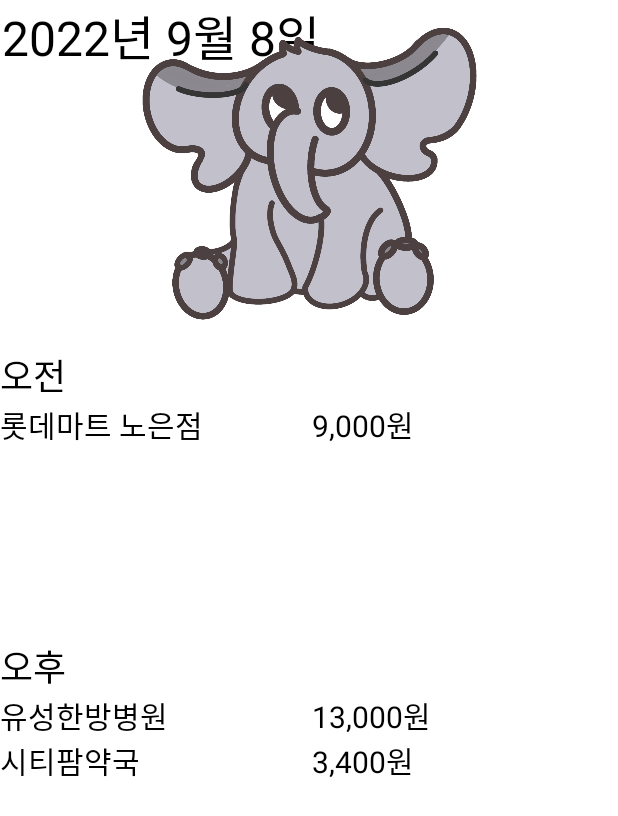
After one commit to MemoryAfterService/memory-after-service, an Android app: the SingleDataActivity screen opened directly, with no data from a screen before it, on a phone screen of 412 x 824 dp. The commit adds this screen. Shown: the top 816 px of the screen. Run offline under Robolectric (Android 15) with nearby library versions, the phone set to English and light mode, and no system bars; 3 statements that could not run were skipped.

```diff
--- a/FE/MemoryAfterService/app/src/main/AndroidManifest.xml
+++ b/FE/MemoryAfterService/app/src/main/AndroidManifest.xml
@@ -1,7 +1,7 @@
 <?xml version="1.0" encoding="utf-8"?>
 <manifest xmlns:android="http://schemas.android.com/apk/res/android"
     xmlns:tools="http://schemas.android.com/tools"
-    package="com.example.memoryafterservice" >
+    package="com.example.memoryafterservice">
 
     <application
         android:allowBackup="true"
@@ -12,7 +12,10 @@
         android:roundIcon="@mipmap/ic_launcher_round"
         android:supportsRtl="true"
         android:theme="@style/Theme.MemoryAfterService"
-        tools:targetApi="31" >
+        tools:targetApi="31">
+        <activity
+            android:name=".SingleDataActivity"
+            android:exported="false" />
         <activity
             android:name=".AnalysisActivity"
             android:exported="false" />
@@ -63,7 +66,7 @@
             android:label="Login" />
         <activity
             android:name=".MainActivity"
-            android:exported="true" >
+            android:exported="true">
             <intent-filter>
                 <action android:name="android.intent.action.MAIN" />
 
--- a/FE/MemoryAfterService/app/src/main/java/com/example/memoryafterservice/CalendarAdapter.java
+++ b/FE/MemoryAfterService/app/src/main/java/com/example/memoryafterservice/CalendarAdapter.java
@@ -2,23 +2,22 @@ package com.example.memoryafterservice;
 
 
 import android.graphics.Color;
-import android.icu.util.LocaleData;
-import android.os.Build;
 import android.view.LayoutInflater;
 import android.view.View;
 import android.view.ViewGroup;
 import android.widget.Toast;
 
 import androidx.annotation.NonNull;
-import androidx.annotation.RequiresApi;
 import androidx.recyclerview.widget.RecyclerView;
 
 import java.time.LocalDate;
 import java.util.ArrayList;
+import java.util.HashSet;
 
 public class CalendarAdapter extends RecyclerView.Adapter<CalendarViewHolder> {
 
     private final ArrayList<LocalDate> daysOfMonth;
+    private HashSet<LocalDate> pickedDate = new HashSet<LocalDate>();
 
     public CalendarAdapter(ArrayList<LocalDate> daysOfMonth) {
         this.daysOfMonth = daysOfMonth;
@@ -52,12 +51,20 @@ public class CalendarAdapter extends RecyclerView.Adapter<CalendarViewHolder> {
         holder.itemView.setOnClickListener(new View.OnClickListener() {
             @Override
             public void onClick(View view) {
-                int iYear = day.getYear();
-                int iMonth = day.getMonthValue();
-                int iDay = day.getDayOfMonth();
-
-                String yearMonDay = iYear + "년" + iMonth + "월" + iDay + "일";
-                Toast.makeText(holder.itemView.getContext(), yearMonDay, Toast.LENGTH_SHORT).show();
+                if (day != null) {
+                    if (pickedDate.size() < 2) {
+                        pickedDate.add(day);
+                    } else {
+                        pickedDate.clear();
+                        pickedDate.add(day);
+                    }
+                }
+//                int iYear = day.getYear();
+//                int iMonth = day.getMonthValue();
+//                int iDay = day.getDayOfMonth();
+//
+//                String yearMonDay = iYear + "년" + iMonth + "월" + iDay + "일";
+//                Toast.makeText(holder.itemView.getContext(), yearMonDay, Toast.LENGTH_SHORT).show();
             }
         });
     }
@@ -67,7 +74,7 @@ public class CalendarAdapter extends RecyclerView.Adapter<CalendarViewHolder> {
         return daysOfMonth.size();
     }
 
-    public interface OnItemListener {
-        void onItemClick(String dayText);
+    public HashSet<LocalDate> getPicked() {
+        return pickedDate;
     }
 }
--- a/FE/MemoryAfterService/app/src/main/java/com/example/memoryafterservice/CalendarFragment.java
+++ b/FE/MemoryAfterService/app/src/main/java/com/example/memoryafterservice/CalendarFragment.java
@@ -20,6 +20,7 @@ import java.time.LocalDate;
 import java.time.YearMonth;
 import java.time.format.DateTimeFormatter;
 import java.util.ArrayList;
+import java.util.HashSet;
 
 public class CalendarFragment extends Fragment {
     private TextView monthYearText;
@@ -28,6 +29,7 @@ public class CalendarFragment extends Fragment {
     private View view;
     private ImageButton back, forward;
     private Button next;
+    private CalendarAdapter calendarAdapter;
 
     public CalendarFragment() {
         // Required empty public constructor
@@ -48,7 +50,7 @@ public class CalendarFragment extends Fragment {
         monthYearText.setText(monthYearFromDate(CalendarUtil.selectedDate));
         ArrayList<LocalDate> daysInMonth = daysInMonthArray(CalendarUtil.selectedDate);
 
-        CalendarAdapter calendarAdapter = new CalendarAdapter(daysInMonth);
+        calendarAdapter = new CalendarAdapter(daysInMonth);
         RecyclerView.LayoutManager layoutManager = new GridLayoutManager(view.getContext(), 7);
         calendarRecyclerView.setLayoutManager(layoutManager);
         calendarRecyclerView.setAdapter(calendarAdapter);
@@ -92,19 +94,20 @@ public class CalendarFragment extends Fragment {
             setMonthView();
         });
 
+        HashSet<LocalDate> picked = calendarAdapter.getPicked();
+
         next.setOnClickListener(view -> {
-            Intent intent = new Intent(getActivity(), AnalysisActivity.class);
-            startActivity(intent);
+            if (picked.size() == 1) {
+                Intent intent = new Intent(getActivity(), SingleDataActivity.class);
+                intent.putExtra("singleDate", picked);
+                startActivity(intent);
+            } else if (picked.size() == 2){
+                Intent intent = new Intent(getActivity(), AnalysisActivity.class);
+                intent.putExtra("doubleDate", picked);
+                startActivity(intent);
+            }
         });
     }
-
-//    @Override
-//    public void onItemClick(int position, String dayText) {
-//        if(!dayText.equals("")){
-//            String message = "Selected Date" + dayText + " " + monthYearFromDate(CalendarUtil.selectedDate);
-//            Toast.makeText(getContext() , message, Toast.LENGTH_LONG).show();
-//        }
-//    }
 
     @Override
     public View onCreateView(LayoutInflater inflater, ViewGroup container,
--- /dev/null
+++ b/FE/MemoryAfterService/app/src/main/java/com/example/memoryafterservice/SingleDataActivity.java
@@ -0,0 +1,28 @@
+package com.example.memoryafterservice;
+
+import androidx.appcompat.app.AppCompatActivity;
+
+import android.os.Bundle;
+import android.widget.Toast;
+
+import java.time.LocalDate;
+import java.util.ArrayList;
+import java.util.HashSet;
+import java.util.Objects;
+
+public class SingleDataActivity extends AppCompatActivity {
+
+    private HashSet<LocalDate> singleDate;
+
+    @Override
+    protected void onCreate(Bundle savedInstanceState) {
+        super.onCreate(savedInstanceState);
+        setContentView(R.layout.activity_single_data);
+        Objects.requireNonNull(getSupportActionBar()).hide();
+
+        singleDate = (HashSet<LocalDate>) getIntent().getExtras().get("singleDate");
+
+        Toast toast = Toast.makeText(this, singleDate.toString(), Toast.LENGTH_SHORT);
+        toast.show();
+    }
+}
--- /dev/null
+++ b/FE/MemoryAfterService/app/src/main/res/layout/activity_single_data.xml
@@ -0,0 +1,150 @@
+<?xml version="1.0" encoding="utf-8"?>
+<androidx.constraintlayout.widget.ConstraintLayout xmlns:android="http://schemas.android.com/apk/res/android"
+    xmlns:app="http://schemas.android.com/apk/res-auto"
+    xmlns:tools="http://schemas.android.com/tools"
+    android:layout_width="match_parent"
+    android:layout_height="match_parent"
+    tools:context=".SingleDataActivity">
+
+    <TextView
+        android:id="@+id/SingleDateText"
+        android:layout_width="wrap_content"
+        android:layout_height="wrap_content"
+        android:text="2022년 9월 8일"
+        android:textColor="@color/black"
+        android:textSize="32sp"
+        app:layout_constraintEnd_toEndOf="parent"
+        app:layout_constraintHorizontal_bias="0.005"
+        app:layout_constraintStart_toStartOf="parent"
+        app:layout_constraintTop_toTopOf="parent" />
+
+    <ImageView
+        android:id="@+id/SingleDateWordCloudImg"
+        android:layout_width="282dp"
+        android:layout_height="232dp"
+        android:contentDescription="wordcload"
+        app:layout_constraintEnd_toEndOf="parent"
+        app:layout_constraintStart_toStartOf="parent"
+        app:layout_constraintTop_toBottomOf="@+id/textView3"
+        app:srcCompat="@drawable/elephant" />
+
+    <LinearLayout
+        android:id="@+id/SingleDateConsumptionData"
+        android:layout_width="409dp"
+        android:layout_height="380dp"
+        android:orientation="vertical"
+        app:layout_constraintTop_toBottomOf="@+id/SingleDateWordCloudImg"
+        tools:layout_editor_absoluteX="1dp">
+
+        <TextView
+            android:id="@+id/textView6"
+            android:layout_width="match_parent"
+            android:layout_height="wrap_content"
+            android:text="오전"
+            android:textColor="@color/black"
+            android:textSize="24sp" />
+
+        <TableLayout
+            android:layout_width="match_parent"
+            android:layout_height="158dp">
+
+            <TableRow
+                android:layout_width="match_parent"
+                android:layout_height="match_parent">
+
+                <TextView
+                    android:id="@+id/textView11"
+                    android:layout_width="208dp"
+                    android:layout_height="wrap_content"
+                    android:text="롯데마트 노은점"
+                    android:textColor="@color/black"
+                    android:textSize="20sp" />
+
+                <TextView
+                    android:id="@+id/textView12"
+                    android:layout_width="352dp"
+                    android:layout_height="match_parent"
+                    android:text="9,000원"
+                    android:textColor="@color/black"
+                    android:textSize="20sp" />
+            </TableRow>
+
+            <TableRow
+                android:layout_width="match_parent"
+                android:layout_height="match_parent" />
+
+            <TableRow
+                android:layout_width="match_parent"
+                android:layout_height="match_parent" />
+
+            <TableRow
+                android:layout_width="match_parent"
+                android:layout_height="match_parent" />
+        </TableLayout>
+
+        <TextView
+            android:id="@+id/textView10"
+            android:layout_width="match_parent"
+            android:layout_height="wrap_content"
+            android:text="오후"
+            android:textColor="@color/black"
+            android:textSize="24sp" />
+
+        <TableLayout
+            android:layout_width="match_parent"
+            android:layout_height="match_parent">
+
+            <TableRow
+                android:layout_width="match_parent"
+                android:layout_height="match_parent">
+
+                <TextView
+                    android:id="@+id/textView13"
+                    android:layout_width="208dp"
+                    android:layout_height="wrap_content"
+                    android:text="유성한방병원"
+                    android:textColor="@color/black"
+                    android:textSize="20sp" />
+
+                <TextView
+                    android:id="@+id/textView14"
+                    android:layout_width="352dp"
+                    android:layout_height="match_parent"
+                    android:text="13,000원"
+                    android:textColor="@color/black"
+                    android:textSize="20sp" />
+            </TableRow>
+
+            <TableRow
+                android:layout_width="match_parent"
+                android:layout_height="match_parent">
+
+                <TextView
+                    android:id="@+id/textView15"
+                    android:layout_width="208dp"
+                    android:layout_height="wrap_content"
+                    android:text="시티팜약국"
+                    android:textColor="@color/black"
+                    android:textSize="20sp" />
+
+                <TextView
+                    android:id="@+id/textView16"
+                    android:layout_width="352dp"
+                    android:layout_height="match_parent"
+                    android:text="3,400원"
+                    android:textColor="@color/black"
+                    android:textSize="20sp" />
+            </TableRow>
+
+            <TableRow
+                android:layout_width="match_parent"
+                android:layout_height="match_parent" />
+
+            <TableRow
+                android:layout_width="match_parent"
+                android:layout_height="match_parent" />
+        </TableLayout>
+
+    </LinearLayout>
+
+</androidx.constraintlayout.widget.ConstraintLayout>
```
